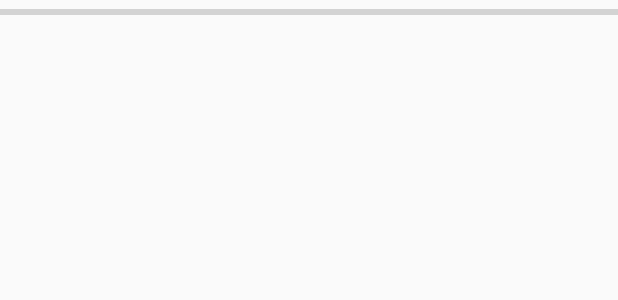
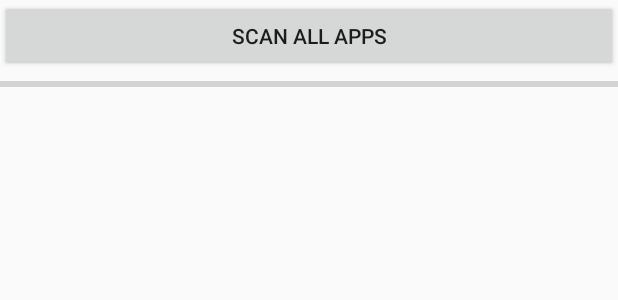
Before and after one commit to danialgoodwin/identify-dev-device, an Android app: the layout fragment_main.xml on its own in the app's theme, with its tools: preview values and no code run, on a phone screen of 412 x 824 dp. Shown: the top 300 px of the screen. Run offline under Robolectric (Android 15) with nearby library versions, the phone set to English and light mode, and no system bars.

Commit message:
Add scan all apps button

```diff
--- a/anti-idd-app/src/main/res/layout/fragment_main.xml
+++ b/anti-idd-app/src/main/res/layout/fragment_main.xml
@@ -7,6 +7,12 @@
     android:layout_height="match_parent"
     android:orientation="vertical"
     tools:context="com.danialgoodwin.antiidentifydevdevice.MainFragment" >
+
+    <Button
+        android:id="@+id/scan_apps_button"
+        android:layout_width="match_parent"
+        android:layout_height="wrap_content"
+        android:text="@string/scan_all_apps" />
 
     <ProgressBar
         style="@android:style/Widget.DeviceDefault.Light.ProgressBar.Horizontal"
--- a/anti-idd-app/src/main/res/values/strings.xml
+++ b/anti-idd-app/src/main/res/values/strings.xml
@@ -1,3 +1,6 @@
 <resources>
     <string name="app_name">AIDD: Anti Identify Dev Device</string>
+
+    <string name="scan_all_apps">Scan all apps</string>
+
 </resources>
```
Also changed, not shown: anti-idd-app/src/main/java/com/danialgoodwin/antiidentifydevdevice/MainFragment.java (+42 -25 lines).
